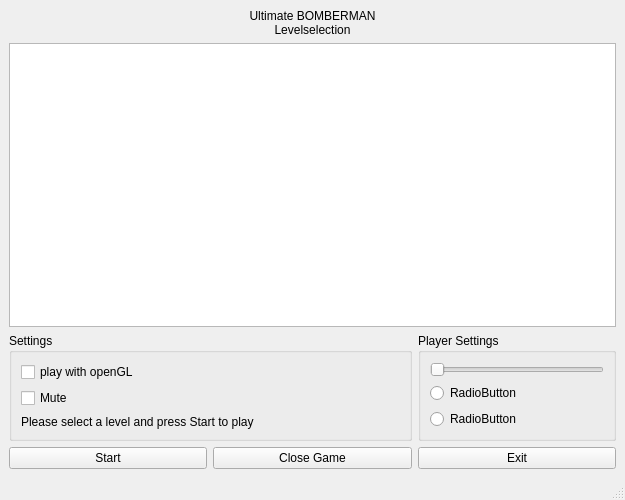
First picture: the form in main/gui/startwindow.ui, repository benediktibk/bomberman, before the edit.
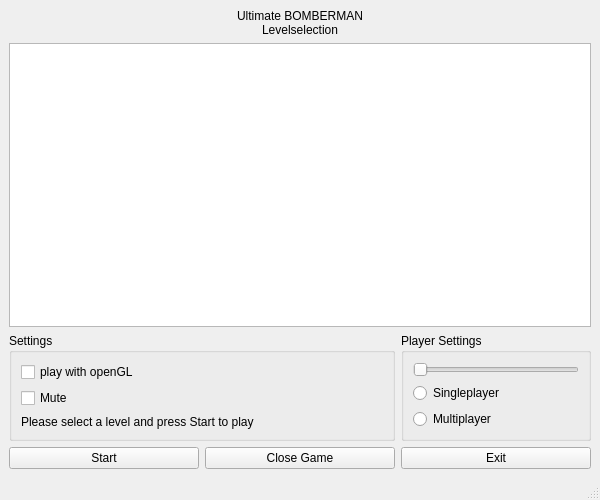
Second picture: the form after the edit.

Commit message: edit at startwindow

What changed in the file:
```diff
--- a/main/gui/startwindow.ui
+++ b/main/gui/startwindow.ui
@@ -6,7 +6,7 @@
    <rect>
     <x>0</x>
     <y>0</y>
-    <width>625</width>
+    <width>600</width>
     <height>500</height>
    </rect>
   </property>
@@ -65,7 +65,7 @@
        <bool>false</bool>
       </attribute>
       <attribute name="horizontalHeaderDefaultSectionSize">
-       <number>140</number>
+       <number>100</number>
       </attribute>
       <attribute name="horizontalHeaderMinimumSectionSize">
        <number>77</number>
@@ -134,6 +134,12 @@
            <verstretch>0</verstretch>
           </sizepolicy>
          </property>
+         <property name="maximum">
+          <number>4</number>
+         </property>
+         <property name="singleStep">
+          <number>1</number>
+         </property>
          <property name="orientation">
           <enum>Qt::Horizontal</enum>
          </property>
@@ -142,14 +148,14 @@
        <item>
         <widget class="QRadioButton" name="radioButton_2">
          <property name="text">
-          <string>RadioButton</string>
+          <string>Singleplayer</string>
          </property>
         </widget>
        </item>
        <item>
         <widget class="QRadioButton" name="radioButton">
          <property name="text">
-          <string>RadioButton</string>
+          <string>Multiplayer</string>
          </property>
         </widget>
        </item>
```
Left out of the diff: 8 changed lines with no effect on the pictures. The commit also changes 2 other files.
